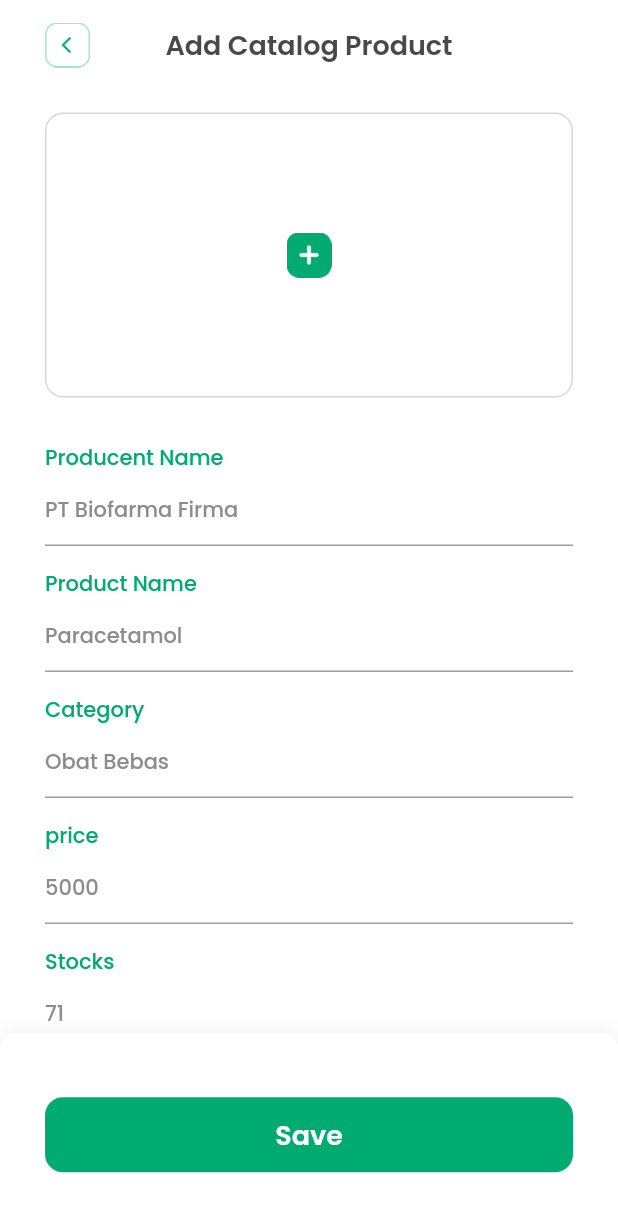
After one commit to Amoebajelek/apoo_flutter, a Flutter app: the AddCatalogProduct screen opened directly, on a phone screen of 412 x 824 dp. The commit adds this screen. Shown: the top 1212 px of the screen. Run offline on Flutter 3.47's test engine with Material 2 defaults, Android fonts, the phone set to English and light mode, and no system bars; our stand-ins replace email_validator, google_fonts.

Commit message:
Add Add Catalog Product Page

```diff
--- /dev/null
+++ b/lib/pages/add_catalog_product.dart
@@ -0,0 +1,585 @@
+import 'package:apoo_flutter/pages/detail_catalog_page.dart';
+import 'package:apoo_flutter/pages/distributor_catalog_page.dart';
+import 'package:email_validator/email_validator.dart';
+import 'package:apoo_flutter/theme.dart';
+import 'package:flutter/material.dart';
+
+class AddCatalogProduct extends StatefulWidget {
+  @override
+  State<AddCatalogProduct> createState() => _AddCatalogProductState();
+}
+
+class _AddCatalogProductState extends State<AddCatalogProduct> {
+  bool isEmailValid = true;
+
+  TextEditingController emailController = TextEditingController(text: '');
+  @override
+  Widget build(BuildContext context) {
+    return Scaffold(
+      backgroundColor: whiteColor,
+      body: SafeArea(
+        child: Padding(
+          padding: EdgeInsets.symmetric(
+            horizontal: edge,
+          ),
+          child: ListView(
+            children: [
+              SizedBox(
+                height: semiEdge,
+              ),
+              header(),
+              SizedBox(
+                height: edge,
+              ),
+              image(),
+              SizedBox(
+                height: edge,
+              ),
+              producent(),
+              SizedBox(
+                height: semiEdge,
+              ),
+              product(),
+              SizedBox(
+                height: semiEdge,
+              ),
+              category(),
+              SizedBox(
+                height: semiEdge,
+              ),
+              price(),
+              SizedBox(
+                height: semiEdge,
+              ),
+              stocks(),
+              SizedBox(
+                height: semiEdge,
+              ),
+              unit(),
+              SizedBox(
+                height: semiEdge,
+              ),
+              ingredients(),
+              SizedBox(
+                height: semiEdge,
+              ),
+              benefites(),
+              SizedBox(
+                height: semiEdge,
+              ),
+              expiredDate(),
+              SizedBox(
+                height: semiEdge,
+              ),
+              tags(),
+              SizedBox(
+                height: semiEdge,
+              ),
+            ],
+          ),
+        ),
+      ),
+      bottomNavigationBar: Container(
+        height: 135,
+        width: MediaQuery.of(context).size.width,
+        decoration: BoxDecoration(
+          color: whiteColor,
+          borderRadius: BorderRadius.circular(10),
+          boxShadow: [
+            BoxShadow(
+              color: Colors.grey.shade200,
+              blurRadius: 10.0,
+              spreadRadius: 0.2,
+              offset: Offset(
+                0.5,
+                0.5,
+              ),
+            ),
+          ],
+        ),
+        child: Column(
+          mainAxisAlignment: MainAxisAlignment.spaceAround,
+          children: [
+            InkWell(
+              onTap: () {
+                Navigator.push(
+                  context,
+                  MaterialPageRoute(
+                    builder: (context) => DistributorCatalogPage(),
+                  ),
+                );
+              },
+              child: Container(
+                height: 50,
+                width: MediaQuery.of(context).size.width - (2 * edge),
+                decoration: BoxDecoration(
+                  color: greenColor,
+                  border: Border.all(
+                    color: greenColor,
+                    width: 1.0,
+                    style: BorderStyle.solid,
+                  ),
+                  borderRadius: BorderRadius.circular(12),
+                ),
+                child: Center(
+                  child: Text(
+                    'Save',
+                    style: titleTextStyle.copyWith(
+                      fontSize: 18,
+                      color: whiteColor,
+                    ),
+                    textAlign: TextAlign.center,
+                  ),
+                ),
+              ),
+            ),
+          ],
+        ),
+      ),
+      floatingActionButtonLocation: FloatingActionButtonLocation.centerFloat,
+    );
+  }
+
+  Widget header() {
+    return Container(
+      child: Row(
+        children: [
+          InkWell(
+            onTap: () {
+              Navigator.push(
+                context,
+                MaterialPageRoute(
+                  builder: (context) => DistributorCatalogPage(),
+                ),
+              );
+            },
+            child: Image.asset(
+              'assets/ic-back.png',
+              height: 30,
+              width: 30,
+            ),
+          ),
+          Spacer(),
+          Center(
+            child: Text(
+              'Add Catalog Product',
+              style: titleTextStyle.copyWith(
+                fontSize: 18,
+              ),
+            ),
+          ),
+          Spacer(),
+          Container(
+            height: 30,
+            width: 30,
+          ),
+        ],
+      ),
+    );
+  }
+
+  Widget image() {
+    return Container(
+      height: 190,
+      width: MediaQuery.of(context).size.width - (2 * edge),
+      decoration: BoxDecoration(
+        color: whiteColor,
+        borderRadius: BorderRadius.circular(12),
+        border: Border.all(
+          color: thirdColor,
+          width: 1.0,
+          style: BorderStyle.solid,
+        ),
+      ),
+      child: Center(
+        child: Image.asset(
+          'assets/icon-add-product.png',
+          height: 30,
+          width: 30,
+        ),
+      ),
+    );
+  }
+
+  Widget producent() {
+    return Column(
+      crossAxisAlignment: CrossAxisAlignment.start,
+      children: [
+        Text(
+          'Producent Name',
+          style: descTextStyle.copyWith(
+            color: greenColor,
+          ),
+        ),
+        TextFormField(
+          controller: emailController,
+          onChanged: (value) {
+            print(value);
+            bool isValid = EmailValidator.validate(value);
+            print(isValid);
+            if (isValid) {
+              setState(() {
+                isEmailValid = true;
+              });
+            } else {
+              setState(() {
+                isEmailValid = false;
+              });
+            }
+          },
+          decoration: InputDecoration(
+            hintText: 'PT Biofarma Firma',
+            hintStyle: descTextStyle,
+          ),
+          style: TextStyle(
+            color: isEmailValid ? Color(0xff2A2B3D) : Color(0xffFD4F56),
+          ),
+        ),
+      ],
+    );
+  }
+
+  Widget product() {
+    return Column(
+      crossAxisAlignment: CrossAxisAlignment.start,
+      children: [
+        Text(
+          'Product Name',
+          style: descTextStyle.copyWith(
+            color: greenColor,
+          ),
+        ),
+        TextFormField(
+          controller: emailController,
+          onChanged: (value) {
+            print(value);
+            bool isValid = EmailValidator.validate(value);
+            print(isValid);
+            if (isValid) {
+              setState(() {
+                isEmailValid = true;
+              });
+            } else {
+              setState(() {
+                isEmailValid = false;
+              });
+            }
+          },
+          decoration: InputDecoration(
+            hintText: 'Paracetamol',
+            hintStyle: descTextStyle,
+          ),
+          style: TextStyle(
+            color: isEmailValid ? Color(0xff2A2B3D) : Color(0xffFD4F56),
+          ),
+        ),
+      ],
+    );
+  }
+
+  Widget category() {
+    return Column(
+      crossAxisAlignment: CrossAxisAlignment.start,
+      children: [
+        Text(
+          'Category',
+          style: descTextStyle.copyWith(
+            color: greenColor,
+          ),
+        ),
+        TextFormField(
+          controller: emailController,
+          onChanged: (value) {
+            print(value);
+            bool isValid = EmailValidator.validate(value);
+            print(isValid);
+            if (isValid) {
+              setState(() {
+                isEmailValid = true;
+              });
+            } else {
+              setState(() {
+                isEmailValid = false;
+              });
+            }
+          },
+          decoration: InputDecoration(
+            hintText: 'Obat Bebas',
+            hintStyle: descTextStyle,
+          ),
+          style: TextStyle(
+            color: isEmailValid ? Color(0xff2A2B3D) : Color(0xffFD4F56),
+          ),
+        ),
+      ],
+    );
+  }
+
+  Widget price() {
+    return Column(
+      crossAxisAlignment: CrossAxisAlignment.start,
+      children: [
+        Text(
+          'price',
+          style: descTextStyle.copyWith(
+            color: greenColor,
+          ),
+        ),
+        TextFormField(
+          controller: emailController,
+          onChanged: (value) {
+            print(value);
+            bool isValid = EmailValidator.validate(value);
+            print(isValid);
+            if (isValid) {
+              setState(() {
+                isEmailValid = true;
+              });
+            } else {
+              setState(() {
+                isEmailValid = false;
+              });
+            }
+          },
+          decoration: InputDecoration(
+            hintText: '5000',
+            hintStyle: descTextStyle,
+          ),
+          style: TextStyle(
+            color: isEmailValid ? Color(0xff2A2B3D) : Color(0xffFD4F56),
+          ),
+        ),
+      ],
+    );
+  }
+
+  Widget stocks() {
+    return Column(
+      crossAxisAlignment: CrossAxisAlignment.start,
+      children: [
+        Text(
+          'Stocks',
+          style: descTextStyle.copyWith(
+            color: greenColor,
+          ),
+        ),
+        TextFormField(
+          controller: emailController,
+          onChanged: (value) {
+            print(value);
+            bool isValid = EmailValidator.validate(value);
+            print(isValid);
+            if (isValid) {
+              setState(() {
+                isEmailValid = true;
+              });
+            } else {
+              setState(() {
+                isEmailValid = false;
+              });
+            }
+          },
+          decoration: InputDecoration(
+            hintText: '71',
+            hintStyle: descTextStyle,
+          ),
+          style: TextStyle(
+            color: isEmailValid ? Color(0xff2A2B3D) : Color(0xffFD4F56),
+          ),
+        ),
+      ],
+    );
+  }
+
+  Widget unit() {
+    return Column(
+      crossAxisAlignment: CrossAxisAlignment.start,
+      children: [
+        Text(
+          'Unit',
+          style: descTextStyle.copyWith(
+            color: greenColor,
+          ),
+        ),
+        TextFormField(
+          controller: emailController,
+          onChanged: (value) {
+            print(value);
+            bool isValid = EmailValidator.validate(value);
+            print(isValid);
+            if (isValid) {
+              setState(() {
+                isEmailValid = true;
+              });
+            } else {
+              setState(() {
+                isEmailValid = false;
+              });
+            }
+          },
+          decoration: InputDecoration(
+            hintText: 'Strip',
+            hintStyle: descTextStyle,
+          ),
+          style: TextStyle(
+            color: isEmailValid ? Color(0xff2A2B3D) : Color(0xffFD4F56),
+          ),
+        ),
+      ],
+    );
+  }
+
+  Widget ingredients() {
+    return Column(
+      crossAxisAlignment: CrossAxisAlignment.start,
+      children: [
+        Text(
+          'Ingredients',
+          style: descTextStyle.copyWith(
+            color: greenColor,
+          ),
+        ),
+        TextFormField(
+          controller: emailController,
+          onChanged: (value) {
+            print(value);
+            bool isValid = EmailValidator.validate(value);
+            print(isValid);
+            if (isValid) {
+              setState(() {
+                isEmailValid = true;
+              });
+            } else {
+              setState(() {
+                isEmailValid = false;
+              });
+            }
+          },
+          decoration: InputDecoration(
+            hintText: 'Paracetamol 500gr\nOrange Flavor 25gr',
+            hintStyle: descTextStyle,
+            hintMaxLines: 5,
+          ),
+          style: TextStyle(
+            color: isEmailValid ? Color(0xff2A2B3D) : Color(0xffFD4F56),
+          ),
+        ),
+      ],
+    );
+  }
+
+  Widget benefites() {
+    return Column(
+      crossAxisAlignment: CrossAxisAlignment.start,
+      children: [
+        Text(
+          'Benefites',
+          style: descTextStyle.copyWith(
+            color: greenColor,
+          ),
+        ),
+        TextFormField(
+          controller: emailController,
+          onChanged: (value) {
+            print(value);
+            bool isValid = EmailValidator.validate(value);
+            print(isValid);
+            if (isValid) {
+              setState(() {
+                isEmailValid = true;
+              });
+            } else {
+              setState(() {
+                isEmailValid = false;
+              });
+            }
+          },
+          decoration: InputDecoration(
+            hintText: 'Meringankan nyeri',
+            hintStyle: descTextStyle,
+            hintMaxLines: 5,
+          ),
+          style: TextStyle(
+            color: isEmailValid ? Color(0xff2A2B3D) : Color(0xffFD4F56),
+          ),
+        ),
+      ],
+    );
+  }
+
+  Widget expiredDate() {
+    return Column(
+      crossAxisAlignment: CrossAxisAlignment.start,
+      children: [
+        Text(
+          'Expired Date',
+          style: descTextStyle.copyWith(
+            color: greenColor,
+          ),
+        ),
+        TextFormField(
+          controller: emailController,
+          onChanged: (value) {
+            print(value);
+            bool isValid = EmailValidator.validate(value);
+            print(isValid);
+            if (isValid) {
+              setState(() {
+                isEmailValid = true;
+              });
+            } else {
+              setState(() {
+                isEmailValid = false;
+              });
+            }
+          },
+          decoration: InputDecoration(
+            hintText: '12082023',
+            hintStyle: descTextStyle,
+          ),
+          style: TextStyle(
+            color: isEmailValid ? Color(0xff2A2B3D) : Color(0xffFD4F56),
+          ),
+        ),
+      ],
+    );
+  }
+
+  Widget tags() {
+    return Column(
+      crossAxisAlignment: CrossAxisAlignment.start,
+      children: [
+        Text(
+          'Tags',
+          style: descTextStyle.copyWith(
+            color: greenColor,
+          ),
+        ),
+        TextFormField(
+          controller: emailController,
+          onChanged: (value) {
+            print(value);
+            bool isValid = EmailValidator.validate(value);
+            print(isValid);
+            if (isValid) {
+              setState(() {
+                isEmailValid = true;
+              });
+            } else {
+              setState(() {
+                isEmailValid = false;
+              });
+            }
+          },
+          decoration: InputDecoration(
+            hintText: 'Paracetamol',
+            hintStyle: descTextStyle,
+          ),
+          style: TextStyle(
+            color: isEmailValid ? Color(0xff2A2B3D) : Color(0xffFD4F56),
+          ),
+        ),
+      ],
+    );
+  }
+}
--- a/lib/pages/checkout_page.dart
+++ b/lib/pages/checkout_page.dart
@@ -1,11 +1,9 @@
 import 'package:apoo_flutter/models/data_product.dart';
 import 'package:apoo_flutter/pages/option_payment_page.dart';
 import 'package:apoo_flutter/theme.dart';
-import 'package:apoo_flutter/widgets/detail_catalog.dart';
 import 'package:apoo_flutter/widgets/detail_checkout.dart';
 import 'package:flutter/material.dart';
 
-import 'catalog_page.dart';
 import 'detail_catalog_page.dart';
 
 class CheckoutPage extends StatefulWidget {
```
Also changed, not shown: lib/pages/detail_transaction-processed.dart (+0 -7 lines), lib/pages/distributor_catalog_page.dart (+24 -7 lines).
